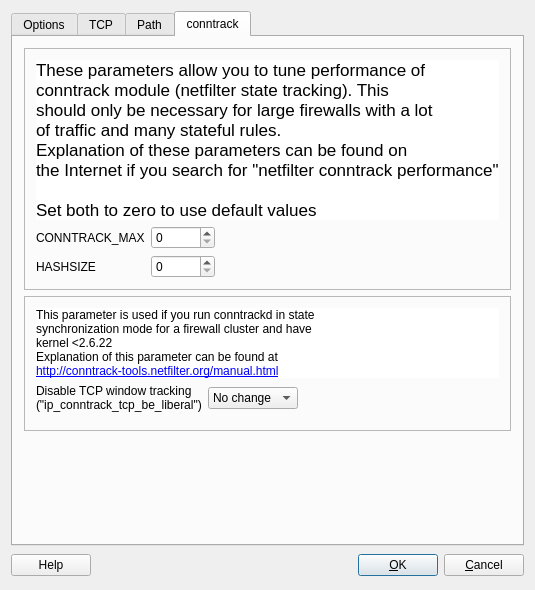
Qt form src/gui/linux24advanceddialog_q.ui (fwbuilder/fwbuilder) before a commit.
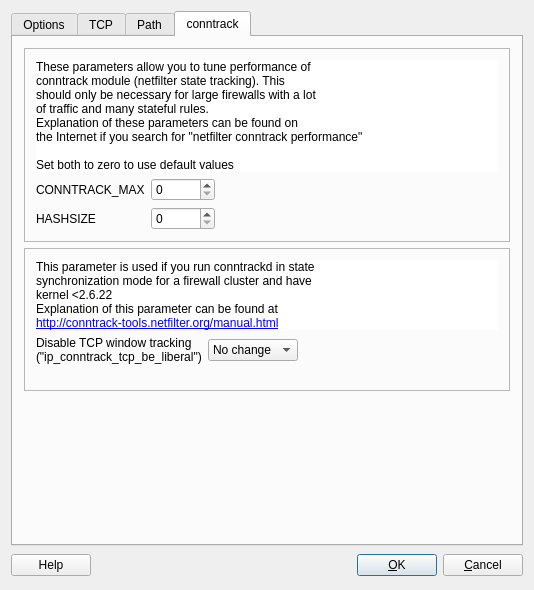
The same form after that commit.

Commit message: Fixed #1559 (wrong font in linux24advanceddialog)

The edit to the form file:
```diff
--- a/src/gui/linux24advanceddialog_q.ui
+++ b/src/gui/linux24advanceddialog_q.ui
@@ -1095,7 +1095,7 @@
              <string>&lt;!DOCTYPE HTML PUBLIC &quot;-//W3C//DTD HTML 4.0//EN&quot; &quot;http://www.w3.org/TR/REC-html40/strict.dtd&quot;&gt;
 &lt;html&gt;&lt;head&gt;&lt;meta name=&quot;qrichtext&quot; content=&quot;1&quot; /&gt;&lt;style type=&quot;text/css&quot;&gt;
 p, li { white-space: pre-wrap; }
-&lt;/style&gt;&lt;/head&gt;&lt;body style=&quot; font-family:'Lucida Grande'; font-size:13pt; font-weight:400; font-style:normal;&quot;&gt;
+&lt;/style&gt;&lt;/head&gt;&lt;body&gt;
 &lt;p style=&quot; margin-top:0px; margin-bottom:0px; margin-left:0px; margin-right:0px; -qt-block-indent:0; text-indent:0px;&quot;&gt;These parameters allow you to tune performance of&lt;br /&gt;conntrack module (netfilter state tracking). This&lt;br /&gt;should only be necessary for large firewalls with a lot&lt;br /&gt;of traffic and many stateful rules.&lt;br /&gt;Explanation of these parameters can be found on&lt;/p&gt;
 &lt;p style=&quot; margin-top:0px; margin-bottom:0px; margin-left:0px; margin-right:0px; -qt-block-indent:0; text-indent:0px;&quot;&gt;the Internet if you search for &amp;quot;netfilter conntrack performance&amp;quot;&lt;br /&gt;&lt;br /&gt;Set both to zero to use default values&lt;/p&gt;&lt;/body&gt;&lt;/html&gt;</string>
             </property>
```
